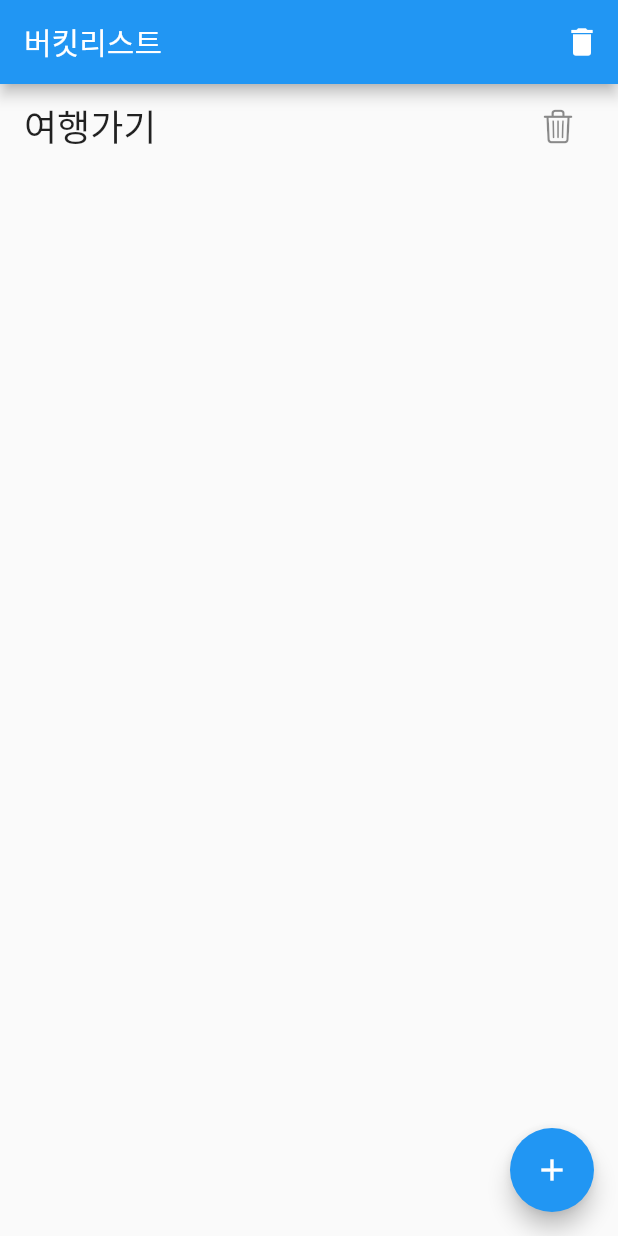
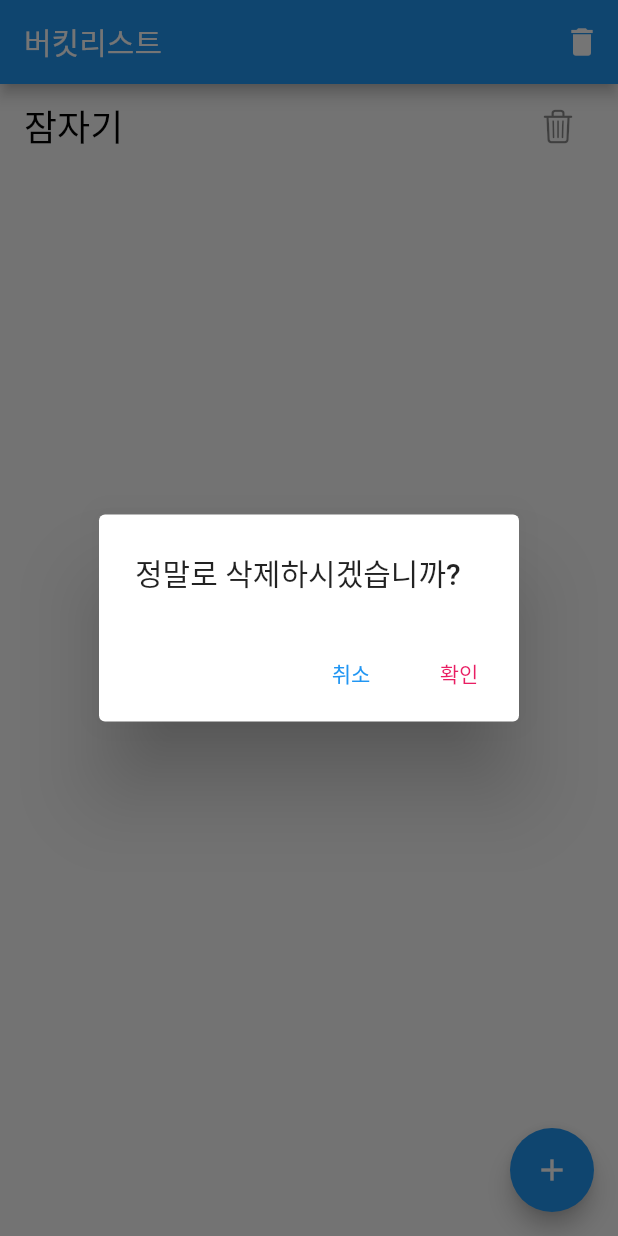
Before and after one commit to jamjamzo/bucketlist, a Flutter app: the HomePage screen opened directly, after a tap on an icon or button, on a phone screen of 412 x 824 dp. Run offline on Flutter 3.47's test engine with Material 2 defaults, Android fonts, the phone set to English and light mode, and no system bars; our stand-ins replace google_fonts, introduction_screen, shared_preferences; accounts and stored records are empty; network calls fail; Roboto replaces fonts that are missing (Jua).

Commit message:
230915 버킷리스트 앱 완성 & 팝업 띄우기 성공

```diff
--- /dev/null
+++ b/lib/bucket_service.dart
@@ -0,0 +1,28 @@
+import 'package:flutter/material.dart';
+
+import 'main.dart';
+
+/// Bucket 담당
+class BucketService extends ChangeNotifier {
+  List<Bucket> bucketList = [
+    Bucket('잠자기', false), // 더미(dummy) 데이터
+  ];
+
+  // bucket 추가
+  void createBucket(String job) {
+    bucketList.add(Bucket(job, false));
+    notifyListeners();
+  }
+
+  //bucket 수정
+  void updateBucket(Bucket bucket, int index) {
+    bucketList[index] = bucket;
+    notifyListeners();
+  }
+
+  //bucket 삭제
+  void deleteBucket(int index) {
+    bucketList.removeAt(index);
+    notifyListeners();
+  }
+}
--- a/lib/main.dart
+++ b/lib/main.dart
@@ -1,7 +1,9 @@
+import 'package:bucketlist/bucket_service.dart';
 import 'package:flutter/cupertino.dart';
 import 'package:flutter/material.dart';
 import 'package:google_fonts/google_fonts.dart';
 import 'package:introduction_screen/introduction_screen.dart';
+import 'package:provider/provider.dart';
 import 'package:shared_preferences/shared_preferences.dart';
 
 late SharedPreferences prefs;
@@ -12,7 +14,14 @@ void main() async {
   // shared_preferences 인스턴스 생성
   prefs = await SharedPreferences.getInstance();
 
-  runApp(MyApp());
+  runApp(
+    MultiProvider(
+      providers: [
+        ChangeNotifierProvider(create: (context) => BucketService()),
+      ],
+      child: const MyApp(),
+    ),
+  );
 }
 
 class MyApp extends StatelessWidget {
@@ -97,18 +106,22 @@ class OnboardingPage extends StatelessWidget {
   }
 }
 
-class HomePage extends StatefulWidget {
+///  버킷 클래스
+class Bucket {
+  String job; // 할 일
+  bool isDone; // 완료 여부
+
+  Bucket(this.job, this.isDone); // 생성자
+}
+
+class HomePage extends StatelessWidget {
   const HomePage({Key? key}) : super(key: key);
 
   @override
-  State<HomePage> createState() => _HomePageState();
-}
-
-class _HomePageState extends State<HomePage> {
-  List<String> bucketList = ['여행가기']; // 전체 버킷리스트 목록
-
-  @override
   Widget build(BuildContext context) {
+    return Consumer<BucketService>(
+      builder: (context, bucketService, child) {
+        List<Bucket> bucketList = bucketService.bucketList;
         return Scaffold(
           appBar: AppBar(
             title: Text('버킷리스트'),
@@ -128,13 +141,18 @@ class _HomePageState extends State<HomePage> {
               : ListView.builder(
                   itemCount: bucketList.length, // bucketList 개수 만큼 보여주기
                   itemBuilder: (context, index) {
-                String bucket = bucketList[index]; // index에 해당하는 bucket 가져오기
+                    Bucket bucket =
+                        bucketList[index]; // index에 해당하는 bucket 가져오기
                     return ListTile(
                       // 버킷 리스트 할 일
                       title: Text(
-                    bucket,
+                        bucket.job,
                         style: TextStyle(
                           fontSize: 24,
+                          color: bucket.isDone ? Colors.grey : Colors.black,
+                          decoration: bucket.isDone
+                              ? TextDecoration.lineThrough
+                              : TextDecoration.none,
                         ),
                       ),
                       // 삭제 아이콘 버튼
@@ -142,26 +160,69 @@ class _HomePageState extends State<HomePage> {
                         icon: Icon(CupertinoIcons.delete),
                         onPressed: () {
                           // 삭제 버튼 클릭시
-                      print('$bucket : 삭제하기');
+                          // bucketService.deleteBucket(index);
+                          showDeleteDialog(context, index);
                         },
                       ),
                       onTap: () {
-                    // 아이템 클릭시
-                    print('$bucket : 클릭 됨');
+                        // // 아이템 클릭시
+                        bucket.isDone = !bucket.isDone;
+                        bucketService.updateBucket(bucket, index);
                       },
                     );
                   },
                 ),
           floatingActionButton: FloatingActionButton(
             child: Icon(Icons.add),
-        onPressed: () {
+            onPressed: () async {
               // + 버튼 클릭시 버킷 생성 페이지로 이동
-          Navigator.push(
+              String? job = await Navigator.push(
                 context,
                 MaterialPageRoute(builder: (_) => CreatePage()),
               );
+              if (job != null) {
+                // setState(() {
+                //   Bucket newBucket = Bucket(job, false);
+                //   bucketList.add(newBucket);
+                // });
+              }
             },
           ),
+        );
+      },
+    );
+  }
+
+  void showDeleteDialog(BuildContext context, int index) {
+    showDialog(
+      context: context,
+      builder: (context) {
+        return AlertDialog(
+          title: Text('정말로 삭제하시겠습니까?'),
+          actions: [
+            // 취소 버튼
+            TextButton(
+              onPressed: () {
+                Navigator.pop(context);
+              },
+              child: Text("취소"),
+            ),
+            // 확인 버튼
+            TextButton(
+              onPressed: () {
+                // BucketService의 deleteBucket 함수를 호출하여 데이터 삭제
+                Provider.of<BucketService>(context, listen: false)
+                    .deleteBucket(index);
+                Navigator.pop(context);
+              },
+              child: Text(
+                "확인",
+                style: TextStyle(color: Colors.pink),
+              ),
+            ),
+          ],
+        );
+      },
     );
   }
 }
@@ -229,6 +290,10 @@ class _CreatePageState extends State<CreatePage> {
                     setState(() {
                       error = null;
                     });
+                    //BucketService 가져오기
+                    BucketService bucketService = context.read<BucketService>();
+                    bucketService.createBucket(job);
+                    Navigator.pop(context, job);
                   }
                 },
               ),
--- a/pubspec.yaml
+++ b/pubspec.yaml
@@ -38,6 +38,7 @@ dependencies:
   introduction_screen: ^3.1.11
   google_fonts: ^5.1.0
   shared_preferences: ^2.2.1
+  provider: ^6.0.5
 
 dev_dependencies:
   flutter_test:
```
Also changed, not shown: pubspec.lock, 1 other file. Lines whose indentation alone changed are shown as unchanged.
